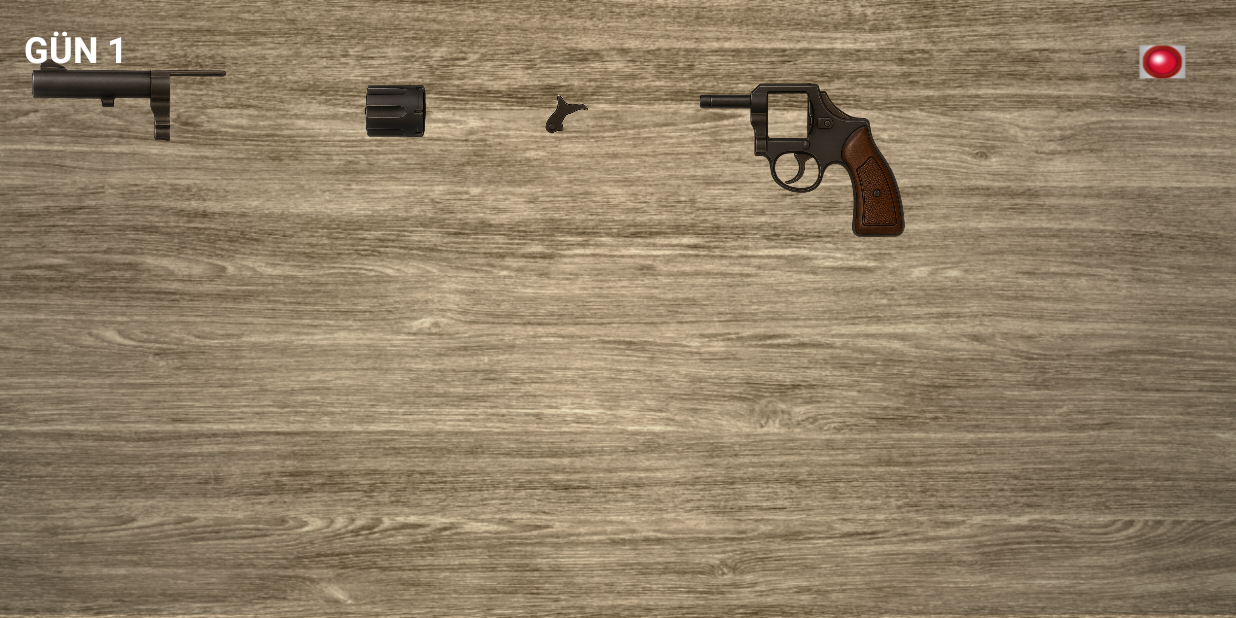
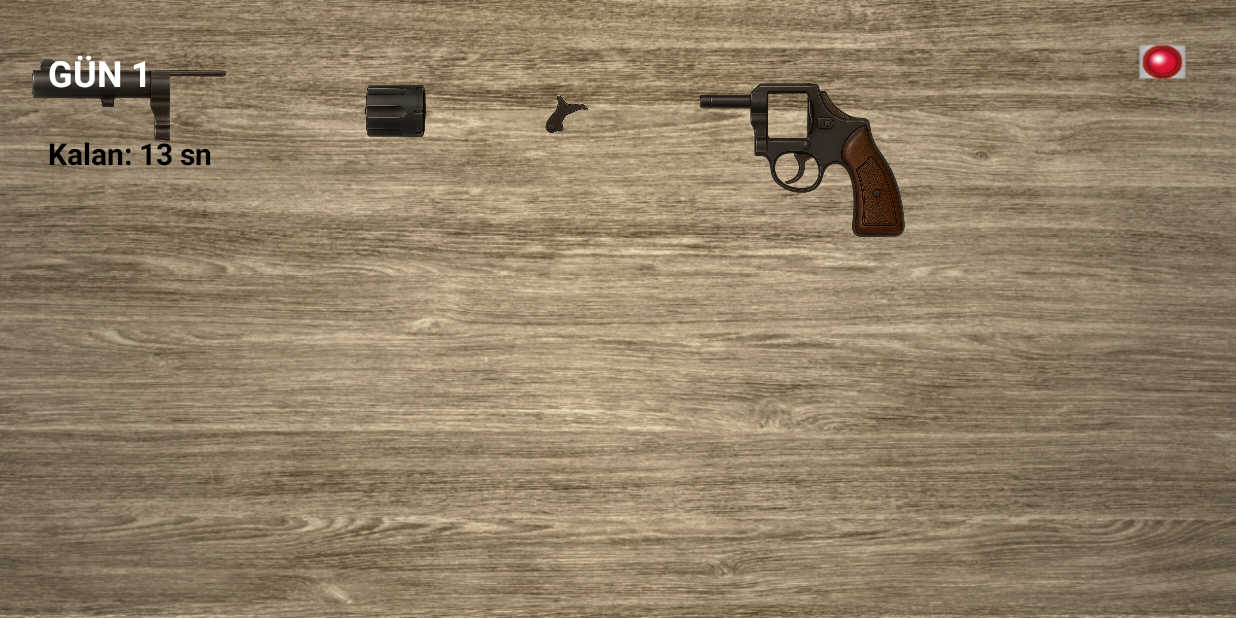
Before and after one commit to EsatAlpaslan/Java-kargo-oyun, an Android app: the MainRoomFragment screen opened through its navigation route, on a phone screen of 824 x 412 dp (held sideways). Run offline under Robolectric (Android 15) with nearby library versions, the phone set to English and light mode, and no system bars.

Commit message:
gün 1 yazısı eklendi ve sonraki güne geç butonu düzeltildi

```diff
--- a/app/src/main/java/com/example/kargocuillegal/MainRoomFragment.java
+++ b/app/src/main/java/com/example/kargocuillegal/MainRoomFragment.java
@@ -1,6 +1,7 @@
 package com.example.kargocuillegal;
 
 import android.os.Bundle;
+import android.os.CountDownTimer;
 import android.view.LayoutInflater;
 import android.view.MotionEvent;
 import android.view.View;
@@ -34,6 +35,9 @@ public class MainRoomFragment extends Fragment {
 
     private int currentDay = 1; // Başlangıçta Gün 1
     private boolean isCompleted = false;
+    private TextView dayTimerText;
+    private CountDownTimer countDownTimer;
+
 
 
 
@@ -79,6 +83,10 @@ public class MainRoomFragment extends Fragment {
             completionText.setVisibility(View.GONE);
             Toast.makeText(getContext(), "Gün " + currentDay + " başladı!", Toast.LENGTH_SHORT).show();
         });
+        dayTimerText = view.findViewById(R.id.dayTimerText);
+
+        startCountdown(15); // 15 saniyelik sayaç başlat
+
 
 
     }
@@ -263,6 +271,30 @@ public class MainRoomFragment extends Fragment {
         }
     }
 
+    private void startCountdown(int seconds) {
+        if (countDownTimer != null) {
+            countDownTimer.cancel(); // eski sayaç varsa iptal et
+        }
+
+        countDownTimer = new CountDownTimer(seconds * 1000, 1000) {
+            @Override
+            public void onTick(long millisUntilFinished) {
+                int secondsLeft = (int) (millisUntilFinished / 1000);
+                dayTimerText.setText("Kalan: " + secondsLeft + " sn");
+            }
+
+            @Override
+            public void onFinish() {
+                dayTimerText.setText("Süre doldu!");
+                dayTimerText.setText("");
+                // Buraya zaman dolunca ne olacağını yazabilirsin.
+            }
+        };
+
+        countDownTimer.start();
+    }
+
+
 
 
 
--- a/app/src/main/res/layout/fragment_main_room.xml
+++ b/app/src/main/res/layout/fragment_main_room.xml
@@ -81,17 +81,6 @@
         android:padding="16dp"
         android:elevation="10dp"/>
 
-    <!-- Gün sayısını gösteren yazı -->
-    <TextView
-        android:id="@+id/dayText"
-        android:layout_width="wrap_content"
-        android:layout_height="wrap_content"
-        android:text="GÜN 1"
-        android:textSize="24sp"
-        android:textStyle="bold"
-        android:textColor="#FFFFFF"
-        android:layout_gravity="top|start"
-        android:layout_margin="16dp" />
 
     <!-- Sonraki Güne Geç Butonu -->
     <Button
@@ -108,6 +97,38 @@
         />
 
 
+    <LinearLayout
+        android:layout_width="match_parent"
+        android:layout_height="wrap_content"
+        android:orientation="vertical"
+        android:layout_margin="16dp">
+    <!-- Gün sayısını gösteren yazı -->
+    <TextView
+        android:id="@+id/dayText"
+        android:layout_width="wrap_content"
+        android:layout_height="wrap_content"
+        android:text="GÜN 1"
+        android:textSize="24sp"
+        android:textStyle="bold"
+        android:textColor="#FFFFFF"
+        android:layout_gravity="top|start"
+        android:layout_margin="16dp" />
+
+ <!-- sayac -->
+    <TextView
+        android:id="@+id/dayTimerText"
+        android:layout_width="wrap_content"
+        android:layout_height="wrap_content"
+        android:text="15"
+        android:textSize="20sp"
+        android:textStyle="bold"
+        android:textColor="@android:color/black"
+        android:layout_marginTop="8dp"
+        android:layout_gravity="top|start"
+        android:layout_marginStart="16dp"/>
+
+    </LinearLayout>
+
 
 
 
```
